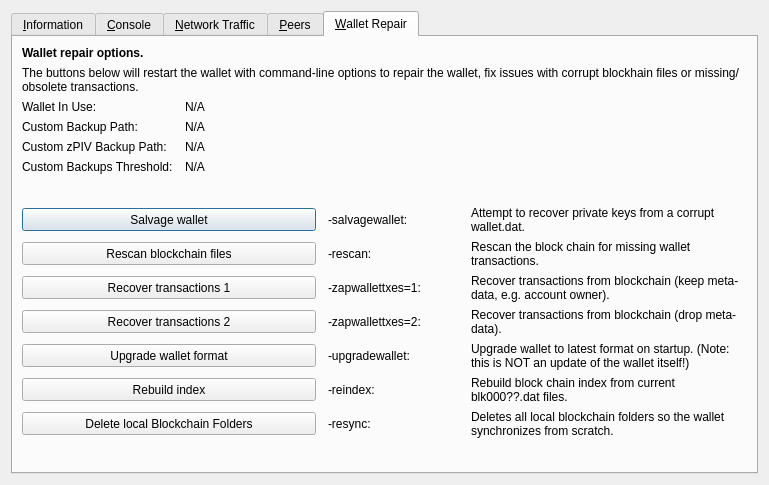
Above: src/qt/forms/rpcconsole.ui from magnetwork/mag before the change. Below: the same form after it.
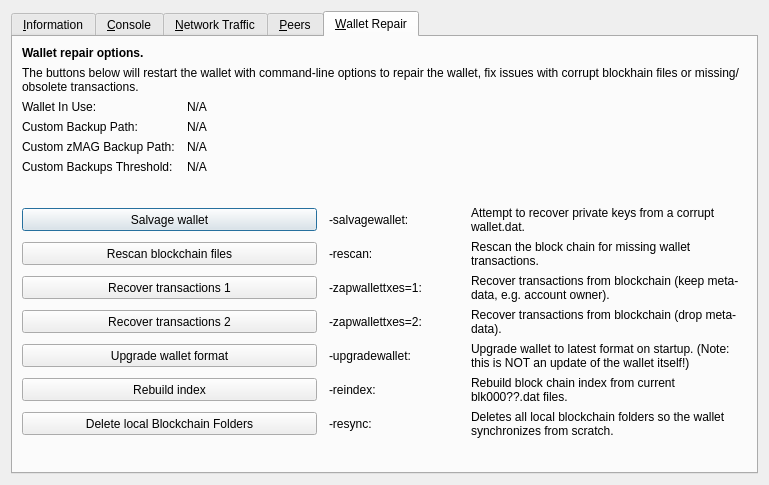
That is the form after the change. The open tabs and pages were chosen to show the change. Icons and pictures are not drawn. Custom widgets are drawn as their Qt base class.

The edit to the form file:
```diff
--- a/src/qt/forms/rpcconsole.ui
+++ b/src/qt/forms/rpcconsole.ui
@@ -1328,7 +1328,7 @@
        <item row="4" column="0">
         <widget class="QLabel" name="wallet_customzpivbackuppath_label">
          <property name="text">
-          <string>Custom zPIV Backup Path:</string>
+          <string>Custom zMAG Backup Path:</string>
          </property>
          <property name="visible">
           <bool>false</bool>
```
Left out of the diff: 10 changed lines with no effect on the pictures.
